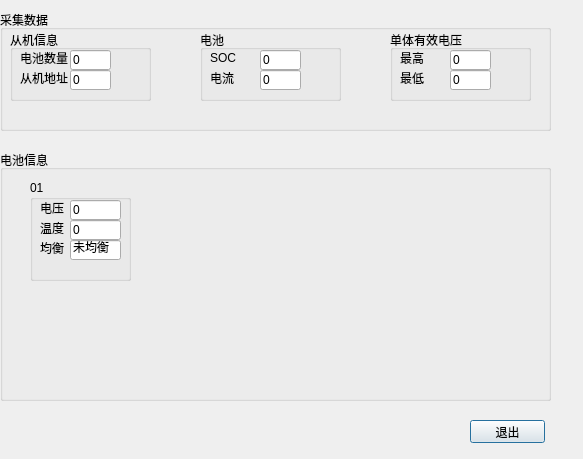
Above: BMS/BMS/dialogforbmu.ui from jianfson/BMS_QT before the change. Below: the same form after it.
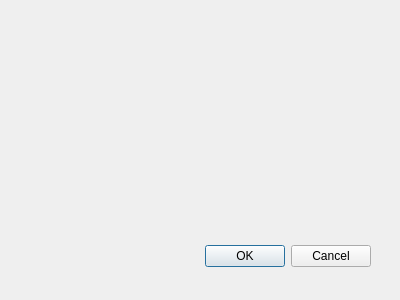
That is the form after the change.

```diff
--- a/BMS/BMS/dialogforbmu.ui
+++ b/BMS/BMS/dialogforbmu.ui
@@ -6,372 +6,27 @@
    <rect>
     <x>0</x>
     <y>0</y>
-    <width>583</width>
-    <height>459</height>
+    <width>400</width>
+    <height>300</height>
    </rect>
   </property>
   <property name="windowTitle">
    <string>Dialog</string>
   </property>
-  <widget class="QGroupBox" name="groupBox">
+  <widget class="QDialogButtonBox" name="buttonBox">
    <property name="geometry">
     <rect>
-     <x>0</x>
-     <y>10</y>
-     <width>551</width>
-     <height>121</height>
+     <x>30</x>
+     <y>240</y>
+     <width>341</width>
+     <height>32</height>
     </rect>
    </property>
-   <property name="minimumSize">
-    <size>
-     <width>330</width>
-     <height>0</height>
-    </size>
+   <property name="orientation">
+    <enum>Qt::Horizontal</enum>
    </property>
-   <property name="title">
-    <string>采集数据</string>
-   </property>
-   <widget class="QGroupBox" name="groupBox_3">
-    <property name="geometry">
-     <rect>
-      <x>10</x>
-      <y>20</y>
-      <width>141</width>
-      <height>71</height>
-     </rect>
-    </property>
-    <property name="minimumSize">
-     <size>
-      <width>0</width>
-      <height>0</height>
-     </size>
-    </property>
-    <property name="title">
-     <string>从机信息</string>
-    </property>
-    <widget class="QLabel" name="label">
-     <property name="geometry">
-      <rect>
-       <x>10</x>
-       <y>20</y>
-       <width>54</width>
-       <height>16</height>
-      </rect>
-     </property>
-     <property name="text">
-      <string>电池数量</string>
-     </property>
-    </widget>
-    <widget class="QLineEdit" name="lineEdit">
-     <property name="geometry">
-      <rect>
-       <x>60</x>
-       <y>20</y>
-       <width>41</width>
-       <height>20</height>
-      </rect>
-     </property>
-     <property name="text">
-      <string>0</string>
-     </property>
-    </widget>
-    <widget class="QLineEdit" name="lineEdit_2">
-     <property name="geometry">
-      <rect>
-       <x>60</x>
-       <y>40</y>
-       <width>41</width>
-       <height>20</height>
-      </rect>
-     </property>
-     <property name="text">
-      <string>0</string>
-     </property>
-    </widget>
-    <widget class="QLabel" name="label_2">
-     <property name="geometry">
-      <rect>
-       <x>10</x>
-       <y>40</y>
-       <width>54</width>
-       <height>16</height>
-      </rect>
-     </property>
-     <property name="text">
-      <string>从机地址</string>
-     </property>
-    </widget>
-   </widget>
-   <widget class="QGroupBox" name="groupBox_6">
-    <property name="geometry">
-     <rect>
-      <x>200</x>
-      <y>20</y>
-      <width>141</width>
-      <height>71</height>
-     </rect>
-    </property>
-    <property name="minimumSize">
-     <size>
-      <width>0</width>
-      <height>0</height>
-     </size>
-    </property>
-    <property name="title">
-     <string>电池</string>
-    </property>
-    <widget class="QLabel" name="label_3">
-     <property name="geometry">
-      <rect>
-       <x>10</x>
-       <y>20</y>
-       <width>54</width>
-       <height>16</height>
-      </rect>
-     </property>
-     <property name="text">
-      <string>SOC</string>
-     </property>
-    </widget>
-    <widget class="QLineEdit" name="lineEdit_3">
-     <property name="geometry">
-      <rect>
-       <x>60</x>
-       <y>20</y>
-       <width>41</width>
-       <height>20</height>
-      </rect>
-     </property>
-     <property name="text">
-      <string>0</string>
-     </property>
-    </widget>
-    <widget class="QLineEdit" name="lineEdit_4">
-     <property name="geometry">
-      <rect>
-       <x>60</x>
-       <y>40</y>
-       <width>41</width>
-       <height>20</height>
-      </rect>
-     </property>
-     <property name="text">
-      <string>0</string>
-     </property>
-    </widget>
-    <widget class="QLabel" name="label_4">
-     <property name="geometry">
-      <rect>
-       <x>10</x>
-       <y>40</y>
-       <width>54</width>
-       <height>16</height>
-      </rect>
-     </property>
-     <property name="text">
-      <string>电流</string>
-     </property>
-    </widget>
-   </widget>
-   <widget class="QGroupBox" name="groupBox_7">
-    <property name="geometry">
-     <rect>
-      <x>390</x>
-      <y>20</y>
-      <width>141</width>
-      <height>71</height>
-     </rect>
-    </property>
-    <property name="minimumSize">
-     <size>
-      <width>0</width>
-      <height>0</height>
-     </size>
-    </property>
-    <property name="title">
-     <string>单体有效电压</string>
-    </property>
-    <widget class="QLabel" name="label_5">
-     <property name="geometry">
-      <rect>
-       <x>10</x>
-       <y>20</y>
-       <width>54</width>
-       <height>16</height>
-      </rect>
-     </property>
-     <property name="text">
-      <string>最高</string>
-     </property>
-    </widget>
-    <widget class="QLineEdit" name="lineEdit_5">
-     <property name="geometry">
-      <rect>
-       <x>60</x>
-       <y>20</y>
-       <width>41</width>
-       <height>20</height>
-      </rect>
-     </property>
-     <property name="text">
-      <string>0</string>
-     </property>
-    </widget>
-    <widget class="QLineEdit" name="lineEdit_6">
-     <property name="geometry">
-      <rect>
-       <x>60</x>
-       <y>40</y>
-       <width>41</width>
-       <height>20</height>
-      </rect>
-     </property>
-     <property name="text">
-      <string>0</string>
-     </property>
-    </widget>
-    <widget class="QLabel" name="label_6">
-     <property name="geometry">
-      <rect>
-       <x>10</x>
-       <y>40</y>
-       <width>54</width>
-       <height>16</height>
-      </rect>
-     </property>
-     <property name="text">
-      <string>最低</string>
-     </property>
-    </widget>
-   </widget>
-  </widget>
-  <widget class="QGroupBox" name="groupBox_2">
-   <property name="geometry">
-    <rect>
-     <x>0</x>
-     <y>150</y>
-     <width>551</width>
-     <height>251</height>
-    </rect>
-   </property>
-   <property name="minimumSize">
-    <size>
-     <width>330</width>
-     <height>0</height>
-    </size>
-   </property>
-   <property name="title">
-    <string>电池信息</string>
-   </property>
-   <widget class="QGroupBox" name="groupBox_4">
-    <property name="geometry">
-     <rect>
-      <x>30</x>
-      <y>30</y>
-      <width>101</width>
-      <height>101</height>
-     </rect>
-    </property>
-    <property name="minimumSize">
-     <size>
-      <width>0</width>
-      <height>0</height>
-     </size>
-    </property>
-    <property name="title">
-     <string>01</string>
-    </property>
-    <widget class="QLabel" name="label_8">
-     <property name="geometry">
-      <rect>
-       <x>10</x>
-       <y>20</y>
-       <width>54</width>
-       <height>16</height>
-      </rect>
-     </property>
-     <property name="text">
-      <string>电压</string>
-     </property>
-    </widget>
-    <widget class="QLabel" name="label_7">
-     <property name="geometry">
-      <rect>
-       <x>10</x>
-       <y>40</y>
-       <width>31</width>
-       <height>16</height>
-      </rect>
-     </property>
-     <property name="text">
-      <string>温度</string>
-     </property>
-    </widget>
-    <widget class="QLineEdit" name="lineEdit_7">
-     <property name="geometry">
-      <rect>
-       <x>40</x>
-       <y>40</y>
-       <width>51</width>
-       <height>20</height>
-      </rect>
-     </property>
-     <property name="text">
-      <string>0</string>
-     </property>
-    </widget>
-    <widget class="QLineEdit" name="lineEdit_8">
-     <property name="geometry">
-      <rect>
-       <x>40</x>
-       <y>20</y>
-       <width>51</width>
-       <height>20</height>
-      </rect>
-     </property>
-     <property name="text">
-      <string>0</string>
-     </property>
-    </widget>
-    <widget class="QLabel" name="label_9">
-     <property name="geometry">
-      <rect>
-       <x>10</x>
-       <y>60</y>
-       <width>31</width>
-       <height>16</height>
-      </rect>
-     </property>
-     <property name="text">
-      <string>均衡</string>
-     </property>
-    </widget>
-    <widget class="QLineEdit" name="lineEdit_9">
-     <property name="geometry">
-      <rect>
-       <x>40</x>
-       <y>60</y>
-       <width>51</width>
-       <height>20</height>
-      </rect>
-     </property>
-     <property name="text">
-      <string>未均衡</string>
-     </property>
-    </widget>
-   </widget>
-  </widget>
-  <widget class="QPushButton" name="pushButton">
-   <property name="geometry">
-    <rect>
-     <x>470</x>
-     <y>420</y>
-     <width>75</width>
-     <height>23</height>
-    </rect>
-   </property>
-   <property name="text">
-    <string>退出</string>
+   <property name="standardButtons">
+    <set>QDialogButtonBox::Cancel|QDialogButtonBox::Ok</set>
    </property>
   </widget>
  </widget>
```
Left out of the diff: 44 changed lines with no effect on the pictures.
